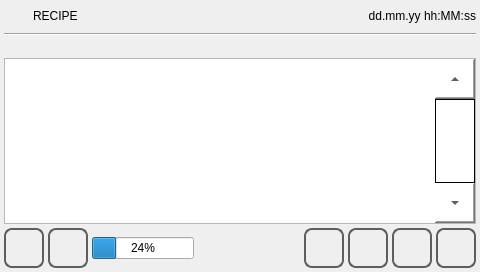
MECTsrl/mect_plugins, file qt_templates/ATCM-template-project/recipe.ui: the form before one commit.
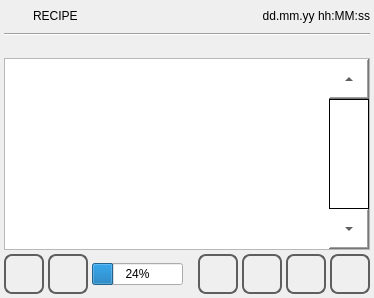
The form after the commit. Icons and pictures are not drawn.

Patch:
```diff
--- a/qt_templates/ATCM-template-project/recipe.ui
+++ b/qt_templates/ATCM-template-project/recipe.ui
@@ -6,8 +6,7 @@
    <rect>
     <x>0</x>
     <y>0</y>
-    <width>480</width>
-    <height>272</height>
+    %Model%
    </rect>
   </property>
   <property name="minimumSize">
```
